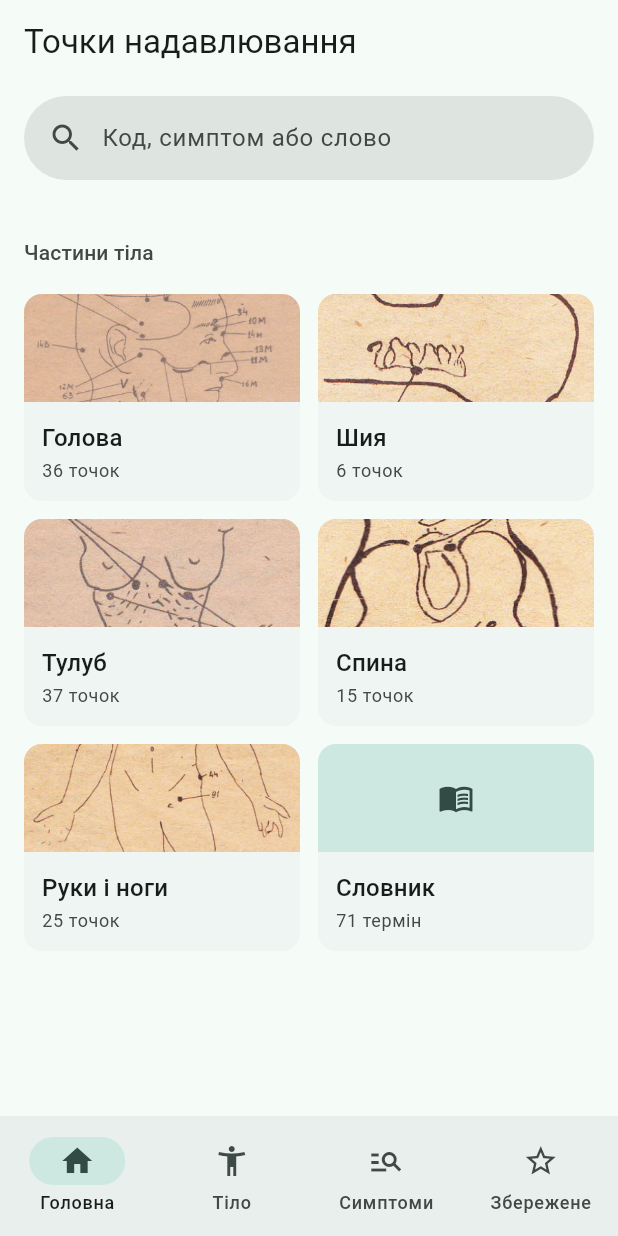
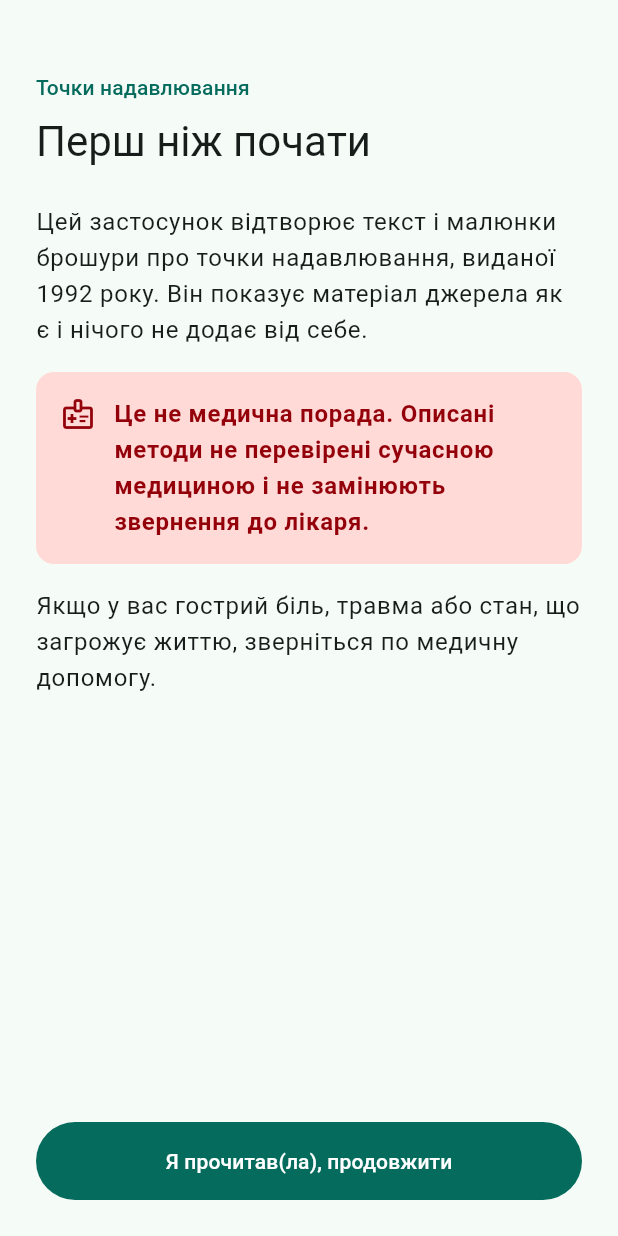
Before and after one commit to SergiyBoyko/health-acupuncture, a Flutter app: the screen it shows after launch, on a phone screen of 412 x 824 dp. Run offline on Flutter 3.47's test engine with Material 3 defaults, Android fonts, the phone set to English and light mode, and no system bars; our stand-ins replace flutter_riverpod, go_router, shared_preferences.

Commit message:
Add settings and first-launch disclaimer (spec block 13)
- theme choice (system, light, dark) stored in UserStore and applied at once
- disclaimer shown before the app on first launch until acknowledged;
  direct links cannot bypass it
- settings screen reachable from Home; About screen repeats the disclaimer
  and shows source, content size, transcription and privacy notes
- tests: persistence across restarts, corrupted settings, 200% text scale

Co-Authored-By: Claude Fable 5.2 <noreply@anthropic.com>

```diff
--- a/app/lib/app.dart
+++ b/app/lib/app.dart
@@ -5,26 +5,38 @@ import 'core/l10n.dart';
 import 'core/router/app_router.dart';
 import 'core/theme/app_theme.dart';
 import 'core/widgets/content_gate.dart';
+import 'data/user/user_providers.dart';
+import 'features/settings/disclaimer_screen.dart';
 
 /// Кореневий віджет застосунку: тема, локалізація, маршрутизація.
 ///
-/// Екрани показуються лише після завантаження вмісту довідника.
+/// Екрани показуються лише після завантаження вмісту довідника і
+/// підтвердження застереження.
 class AcupointsApp extends ConsumerWidget {
   const AcupointsApp({super.key});
 
   @override
   Widget build(BuildContext context, WidgetRef ref) {
+    final disclaimerAccepted = ref.watch(disclaimerAcceptedProvider);
     return MaterialApp.router(
       routerConfig: ref.watch(routerProvider),
       onGenerateTitle: (context) => context.l10n.appTitle,
       debugShowCheckedModeBanner: false,
       theme: AppTheme.light(),
       darkTheme: AppTheme.dark(),
+      themeMode: ref.watch(themeModeProvider),
       locale: const Locale('uk'),
       supportedLocales: AppLocalizations.supportedLocales,
       localizationsDelegates: AppLocalizations.localizationsDelegates,
-      builder: (context, child) =>
-          ContentGate(builder: (context, repository) => child!),
+      builder: (context, child) => ContentGate(
+        // Перший запуск: спершу застереження, потім застосунок.
+        builder: (context, repository) => disclaimerAccepted
+            ? child!
+            : DisclaimerScreen(
+                onAccept: () =>
+                    ref.read(disclaimerAcceptedProvider.notifier).accept(),
+              ),
+      ),
     );
   }
 }
--- a/app/lib/core/router/app_tab.dart
+++ b/app/lib/core/router/app_tab.dart
@@ -63,6 +63,10 @@ extension AppNavigation on BuildContext {
     ).toString(),
   );
 
+  void openSettings() => push(currentTab.child('settings'));
+
+  void openAbout() => push(currentTab.child('about'));
+
   /// Пошук; з [query] — одразу з результатами.
   void openSearch({String? query}) => push(
     Uri(
--- /dev/null
+++ b/app/lib/features/settings/disclaimer_content.dart
@@ -0,0 +1,55 @@
+import 'package:flutter/material.dart';
+
+import '../../core/l10n.dart';
+import '../../core/theme/app_theme.dart';
+
+/// Текст застереження: що це за матеріал і чим він не є.
+class DisclaimerContent extends StatelessWidget {
+  const DisclaimerContent({super.key});
+
+  @override
+  Widget build(BuildContext context) {
+    final l10n = context.l10n;
+    final theme = Theme.of(context);
+    final scheme = theme.colorScheme;
+    return Column(
+      crossAxisAlignment: CrossAxisAlignment.start,
+      mainAxisSize: MainAxisSize.min,
+      children: [
+        Text(l10n.disclaimerSource, style: theme.textTheme.bodyLarge),
+        const SizedBox(height: AppSpacing.lg),
+        Container(
+          width: double.infinity,
+          padding: const EdgeInsets.all(AppSpacing.lg),
+          decoration: BoxDecoration(
+            color: scheme.errorContainer,
+            borderRadius: BorderRadius.circular(AppRadius.card),
+          ),
+          child: Row(
+            crossAxisAlignment: CrossAxisAlignment.start,
+            children: [
+              ExcludeSemantics(
+                child: Icon(
+                  Icons.medical_information_outlined,
+                  color: scheme.onErrorContainer,
+                ),
+              ),
+              const SizedBox(width: AppSpacing.md),
+              Expanded(
+                child: Text(
+                  l10n.disclaimerNotAdvice,
+                  style: theme.textTheme.bodyLarge?.copyWith(
+                    color: scheme.onErrorContainer,
+                    fontWeight: FontWeight.w600,
+                  ),
+                ),
+              ),
+            ],
+          ),
+        ),
+        const SizedBox(height: AppSpacing.lg),
+        Text(l10n.disclaimerEmergency, style: theme.textTheme.bodyLarge),
+      ],
+    );
+  }
+}
--- /dev/null
+++ b/app/lib/features/settings/disclaimer_screen.dart
@@ -0,0 +1,79 @@
+import 'package:flutter/material.dart';
+
+import '../../core/l10n.dart';
+import '../../core/theme/app_theme.dart';
+import 'disclaimer_content.dart';
+
+/// Застереження першого запуску. Застосунок відкривається лише після
+/// підтвердження, що користувач його прочитав.
+class DisclaimerScreen extends StatelessWidget {
+  const DisclaimerScreen({required this.onAccept, super.key});
+
+  final VoidCallback onAccept;
+
+  @override
+  Widget build(BuildContext context) {
+    final l10n = context.l10n;
+    final theme = Theme.of(context);
+    return Scaffold(
+      body: SafeArea(
+        child: Column(
+          children: [
+            Expanded(
+              child: SingleChildScrollView(
+                padding: const EdgeInsets.fromLTRB(
+                  AppSpacing.xl,
+                  AppSpacing.xl * 2,
+                  AppSpacing.xl,
+                  AppSpacing.lg,
+                ),
+                child: Column(
+                  crossAxisAlignment: CrossAxisAlignment.start,
+                  children: [
+                    Text(
+                      l10n.appTitle,
+                      style: theme.textTheme.labelLarge?.copyWith(
+                        color: theme.colorScheme.primary,
+                      ),
+                    ),
+                    const SizedBox(height: AppSpacing.sm),
+                    Semantics(
+                      header: true,
+                      child: Text(
+                        l10n.disclaimerTitle,
+                        style: theme.textTheme.headlineMedium,
+                      ),
+                    ),
+                    const SizedBox(height: AppSpacing.xl),
+                    const DisclaimerContent(),
+                  ],
+                ),
+              ),
+            ),
+            Padding(
+              padding: const EdgeInsets.fromLTRB(
+                AppSpacing.xl,
+                AppSpacing.sm,
+                AppSpacing.xl,
+                AppSpacing.xl,
+              ),
+              child: SizedBox(
+                width: double.infinity,
+                child: FilledButton(
+                  onPressed: onAccept,
+                  style: FilledButton.styleFrom(
+                    minimumSize: const Size.fromHeight(52),
+                  ),
+                  child: Text(
+                    l10n.disclaimerAccept,
+                    textAlign: TextAlign.center,
+                  ),
+                ),
+              ),
+            ),
+          ],
+        ),
+      ),
+    );
+  }
+}
--- a/app/lib/l10n/app_uk.arb
+++ b/app/lib/l10n/app_uk.arb
@@ -248,5 +248,44 @@
         "type": "int"
       }
     }
-  }
+  },
+  "settings": "Налаштування",
+  "theme": "Тема",
+  "themeSystem": "Як у системі",
+  "themeLight": "Світла",
+  "themeDark": "Темна",
+  "aboutSource": "Про джерело і застереження",
+  "aboutTitle": "Про джерело",
+  "disclaimerTitle": "Перш ніж почати",
+  "disclaimerHeading": "Застереження",
+  "disclaimerSource": "Цей застосунок відтворює текст і малюнки брошури про точки надавлювання, виданої 1992 року. Він показує матеріал джерела як є і нічого не додає від себе.",
+  "disclaimerNotAdvice": "Це не медична порада. Описані методи не перевірені сучасною медициною і не замінюють звернення до лікаря.",
+  "disclaimerEmergency": "Якщо у вас гострий біль, травма або стан, що загрожує життю, зверніться по медичну допомогу.",
+  "disclaimerAccept": "Я прочитав(ла), продовжити",
+  "sourceHeading": "Джерело",
+  "sourceTranscription": "Текст транскрибовано вручну зі скану, тож можливі помилки. Біля кожної точки вказано сторінку джерела, щоб можна було звіритись.",
+  "sourceContents": "У довіднику: {points}, {symptoms}, {terms}.",
+  "@sourceContents": {
+    "placeholders": {
+      "points": {
+        "type": "String"
+      },
+      "symptoms": {
+        "type": "String"
+      },
+      "terms": {
+        "type": "String"
+      }
+    }
+  },
+  "symptomEntriesCount": "{count, plural, one{{count} запис покажчика} few{{count} записи покажчика} many{{count} записів покажчика} other{{count} запису покажчика}}",
+  "@symptomEntriesCount": {
+    "placeholders": {
+      "count": {
+        "type": "int"
+      }
+    }
+  },
+  "privacyHeading": "Приватність",
+  "privacyMessage": "Історія пошуку, історія переглядів і обране зберігаються лише на цьому пристрої. Застосунок працює без мережі й не збирає жодних даних."
 }
```
Also changed, not shown: app/lib/core/router/app_router.dart (+7 -0 lines), app/lib/data/user/user_providers.dart (+32 -0 lines), app/lib/data/user/user_store.dart (+24 -1 lines), app/lib/features/home/home_screen.dart (+10 -1 lines), app/lib/features/settings/about_screen.dart (added, +61 -0 lines), app/lib/features/settings/settings_screen.dart (added, +56 -0 lines), app/lib/l10n/generated/app_localizations.dart, app/lib/l10n/generated/app_localizations_uk.dart, 5 other files.
